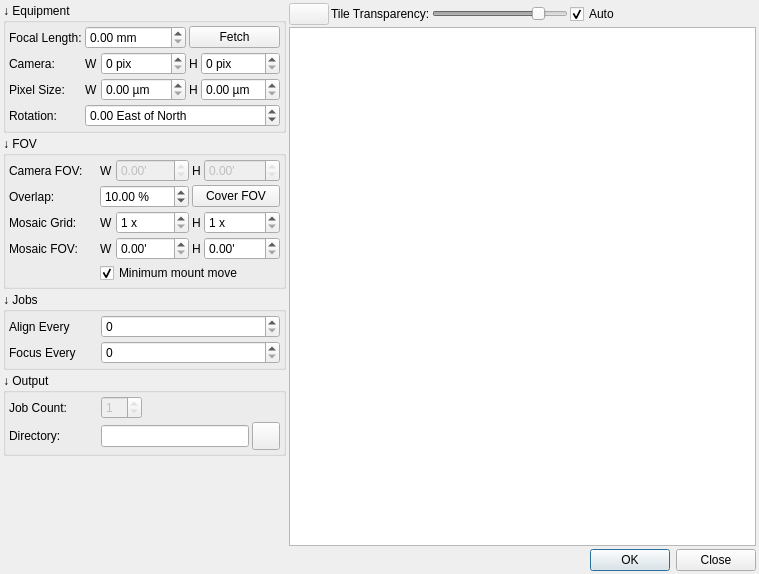
The window that kstars/ekos/scheduler/mosaic.ui (KDE/kstars) describes before a commit, drawn with Qt 5.
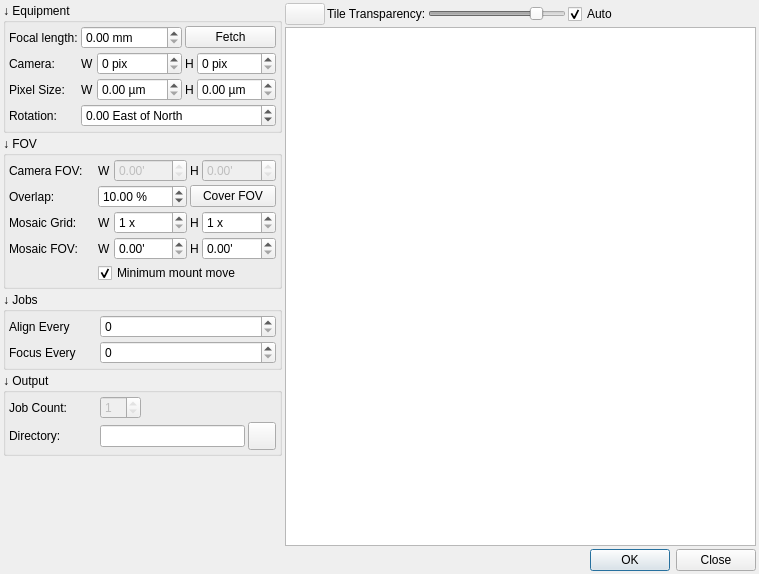
The same window after the commit. Icons and pictures are not drawn.

```diff
--- a/kstars/ekos/scheduler/mosaic.ui
+++ b/kstars/ekos/scheduler/mosaic.ui
@@ -252,7 +252,7 @@
              <string>Mount focal length in millimeters</string>
             </property>
             <property name="text">
-             <string>Focal Length:</string>
+             <string>Focal length:</string>
             </property>
            </widget>
           </item>
```
